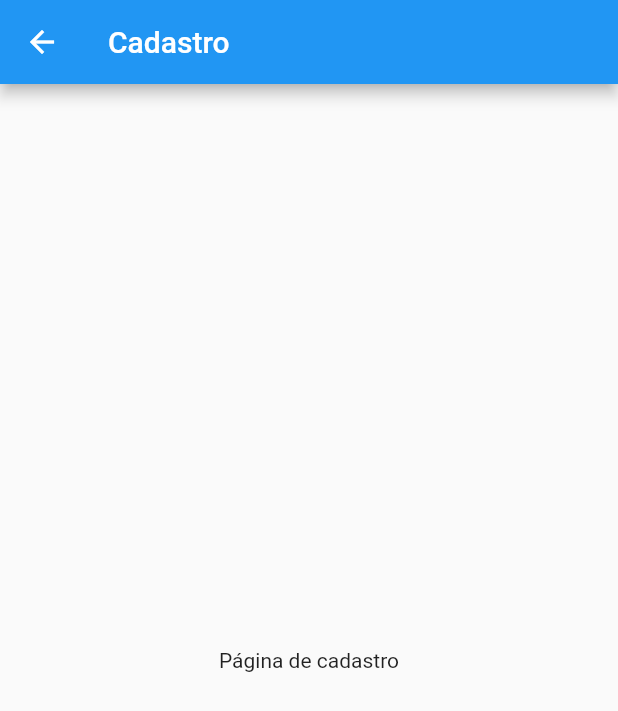
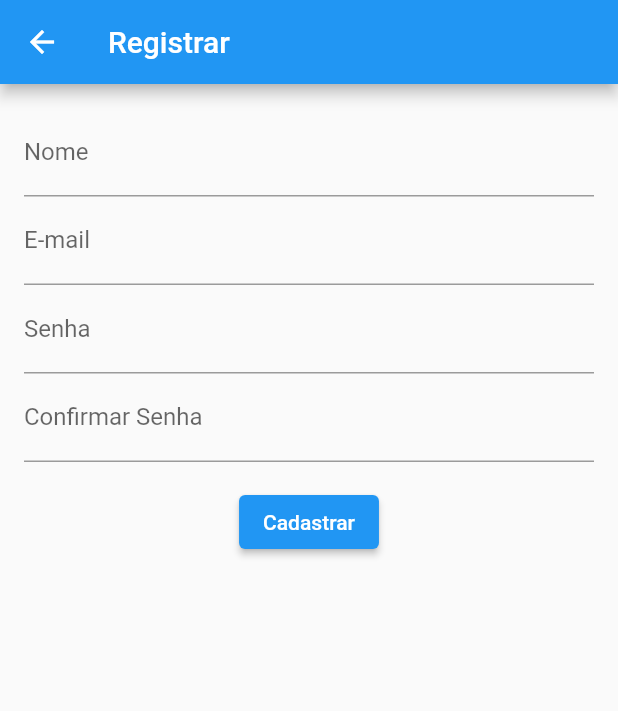
Before and after one commit to yuritiago/gerenciador_de_tarefas, a Flutter app: the screen it shows after launch, after a tap on "Entrar", after a tap on "Cadastrar", on a phone screen of 412 x 824 dp. Shown: the top 711 px of the screen. Run offline on Flutter 3.47's test engine with Material 2 defaults, Android fonts, the phone set to English and light mode, and no system bars; our stand-ins replace cloud_firestore, firebase_auth, firebase_core, firebase_storage, get, image_picker and 1 more; accounts and stored records are empty.

```diff
--- a/lib/main.dart
+++ b/lib/main.dart
@@ -1,6 +1,6 @@
 import 'package:flutter/material.dart';
 import 'package:firebase_core/firebase_core.dart';
-import 'package:todo_list/models/user_model.dart';
+
 import 'package:todo_list/pages/register_page.dart';
 import 'package:todo_list/services/auth_service.dart';
 import 'package:todo_list/services/database_service.dart';
@@ -16,8 +16,7 @@ void main() async {
   WidgetsFlutterBinding.ensureInitialized();
   await Firebase.initializeApp(options: DefaultFirebaseOptions.currentPlatform);
 
-  Get.put<AuthService>(AuthService());
-  Get.put<UserModel>(UserModel());
+  Get.lazyPut<AuthService>(() => AuthService());
   Get.put<DatabaseService>(DatabaseService(uid: ""));
   Get.put<StorageService>(StorageService());
 
@@ -39,7 +38,7 @@ class MyApp extends StatelessWidget {
         GetPage(
           name: '/home',
           page: () => HomePage(
-            user: Get.find<AuthService>().currentUser!,
+            user: Get.find<AuthService>().user!,
           ),
         ),
         GetPage(name: '/create-task', page: () => const CreateTaskPage()),
--- a/lib/pages/create_task_page.dart
+++ b/lib/pages/create_task_page.dart
@@ -337,7 +337,7 @@ class CreateTaskPageState extends State<CreateTaskPage> {
         _isLoading = true;
       });
       final state = context.findAncestorStateOfType<HomePageState>();
-      final uid = Get.find<AuthService>().currentUser!.uid;
+      final uid = Get.find<AuthService>().user!.uid;
       final databaseService = Get.find<DatabaseService>();
       final task = Task(
         title: _titleController.text.trim(),
--- a/lib/pages/login_page.dart
+++ b/lib/pages/login_page.dart
@@ -3,7 +3,6 @@ import 'package:firebase_auth/firebase_auth.dart';
 import 'package:get/get.dart';
 
 import '../services/auth_service.dart';
-import '../models/user_model.dart';
 
 class LoginPage extends StatefulWidget {
   const LoginPage({super.key});
@@ -19,7 +18,6 @@ class LoginPageState extends State<LoginPage> {
   @override
   Widget build(BuildContext context) {
     final authService = Get.find<AuthService>();
-    final userModel = Get.find<UserModel>();
     return Scaffold(
       appBar: AppBar(
         title: const Text('Login'),
@@ -45,20 +43,20 @@ class LoginPageState extends State<LoginPage> {
                 decoration: const InputDecoration(labelText: 'Senha'),
               ),
               const SizedBox(height: 32.0),
-              userModel.isLoading
+              authService.isLoading
                   ? const CircularProgressIndicator()
                   : ElevatedButton(
                       onPressed: () async {
                         if (_formKey.currentState!.validate()) {
-                          userModel.setIsLoading(true);
+                          authService.setIsLoading(true);
                           User? user = await authService.signin(
                               email: _email, password: _password);
                           if (user != null) {
-                            userModel.setUser(user);
+                            authService.setUser(user);
                             if (!mounted) return;
-                            Navigator.pushReplacementNamed(context, '/tasks');
+                            Get.offNamed('/tasks');
                           } else {
-                            userModel.setIsLoading(false);
+                            authService.setIsLoading(false);
                             if (!mounted) return;
                             ScaffoldMessenger.of(context).showSnackBar(
                               const SnackBar(
@@ -72,7 +70,7 @@ class LoginPageState extends State<LoginPage> {
                     ),
               ElevatedButton(
                 onPressed: () {
-                  Navigator.pushNamed(context, '/register');
+                  Get.toNamed('/register');
                 },
                 child: const Text('Cadastrar'),
               ),
--- a/lib/pages/register_page.dart
+++ b/lib/pages/register_page.dart
@@ -1,4 +1,5 @@
 import 'package:flutter/material.dart';
+import 'package:firebase_auth/firebase_auth.dart';
 
 class RegisterPage extends StatefulWidget {
   const RegisterPage({Key? key}) : super(key: key);
@@ -8,15 +9,142 @@ class RegisterPage extends StatefulWidget {
 }
 
 class RegisterPageState extends State<RegisterPage> {
+  final _formKey = GlobalKey<FormState>();
+  final _nameController = TextEditingController();
+  final _emailController = TextEditingController();
+  final _passwordController = TextEditingController();
+  final _confirmPasswordController = TextEditingController();
+
+  bool _isLoading = false;
+  String? _error;
+
   @override
   Widget build(BuildContext context) {
     return Scaffold(
       appBar: AppBar(
-        title: const Text('Cadastro'),
+        title: const Text('Registrar'),
       ),
-      body: const Center(
-        child: Text('Página de cadastro'),
+      body: Padding(
+        padding: const EdgeInsets.all(16.0),
+        child: Form(
+          key: _formKey,
+          child: Column(
+            crossAxisAlignment: CrossAxisAlignment.start,
+            children: <Widget>[
+              TextFormField(
+                controller: _nameController,
+                decoration: const InputDecoration(
+                  labelText: 'Nome',
+                ),
+                validator: (value) {
+                  if (value == null || value.isEmpty) {
+                    return 'Por favor, insira o nome';
+                  }
+                  return null;
+                },
+              ),
+              TextFormField(
+                controller: _emailController,
+                decoration: const InputDecoration(
+                  labelText: 'E-mail',
+                ),
+                validator: (value) {
+                  if (value == null || value.isEmpty) {
+                    return 'Por favor, insira o e-mail';
+                  }
+                  return null;
+                },
+              ),
+              TextFormField(
+                controller: _passwordController,
+                decoration: const InputDecoration(
+                  labelText: 'Senha',
+                ),
+                obscureText: true,
+                validator: (value) {
+                  if (value == null || value.isEmpty) {
+                    return 'Por favor, insira a senha';
+                  }
+                  return null;
+                },
+              ),
+              TextFormField(
+                controller: _confirmPasswordController,
+                decoration: const InputDecoration(
+                  labelText: 'Confirmar Senha',
+                ),
+                obscureText: true,
+                validator: (value) {
+                  if (value != _passwordController.text) {
+                    return 'As senhas não coincidem';
+                  }
+                  return null;
+                },
+              ),
+              if (_error != null)
+                Text(
+                  _error!,
+                  style: const TextStyle(color: Colors.red),
+                ),
+              const SizedBox(height: 16.0),
+              Center(
+                child: ElevatedButton(
+                  onPressed: _isLoading ? null : _register,
+                  child: _isLoading
+                      ? const CircularProgressIndicator(
+                          valueColor:
+                              AlwaysStoppedAnimation<Color>(Colors.white),
+                        )
+                      : const Text('Cadastrar'),
+                ),
+              ),
+            ],
+          ),
+        ),
       ),
     );
   }
+
+  Future<void> _register() async {
+    if (!_formKey.currentState!.validate()) {
+      return;
+    }
+
+    setState(() {
+      _isLoading = true;
+      _error = null;
+    });
+
+    try {
+      await FirebaseAuth.instance.createUserWithEmailAndPassword(
+        email: _emailController.text.trim(),
+        password: _passwordController.text,
+      );
+    } on FirebaseAuthException catch (e) {
+      setState(() {
+        _isLoading = false;
+      });
+
+      if (e.code == 'weak-password') {
+        _showSnackbar('A senha deve conter no mínimo 6 caracteres.');
+      } else if (e.code == 'email-already-in-use') {
+        _showSnackbar('Este e-mail já está em uso.');
+      } else {
+        _showSnackbar('Erro ao cadastrar usuário. Tente novamente mais tarde.');
+      }
+    } catch (e) {
+      setState(() {
+        _isLoading = false;
+      });
+
+      _showSnackbar('Erro ao cadastrar usuário. Tente novamente mais tarde.');
+    }
+  }
+
+  void _showSnackbar(String message) {
+    ScaffoldMessenger.of(context).showSnackBar(SnackBar(
+      content: Text(message),
+      duration: const Duration(seconds: 3),
+    ));
+  }
 }
--- a/lib/services/auth_service.dart
+++ b/lib/services/auth_service.dart
@@ -4,23 +4,82 @@ import 'package:logger/logger.dart';
 
 class AuthService extends GetxController with GetxServiceMixin {
   final FirebaseAuth _auth = FirebaseAuth.instance;
-  User? usuario;
-  bool isLoading = true;
   final Logger _logger = Logger();
+  User? _user;
+  bool _isLoading = false;
 
   AuthService() {
     _authCheck();
   }
 
+  bool get isLoading => _isLoading;
+  User? get user => _user;
+
   _authCheck() {
     _auth.authStateChanges().listen((User? user) {
-      usuario = (user == null) ? null : user;
-      isLoading = false;
+      _user = (user == null) ? null : user;
+      _isLoading = false;
       update();
     });
   }
 
-  User? get currentUser => usuario;
+  Future<void> signInWithEmailAndPassword(String email, String password) async {
+    try {
+      setIsLoading(true);
+      final UserCredential userCredential =
+          await _auth.signInWithEmailAndPassword(
+        email: email,
+        password: password,
+      );
+      setUser(userCredential.user);
+    } on FirebaseAuthException catch (e) {
+      _logger.e('Failed to sign in with email and password', e);
+      rethrow;
+    } finally {
+      setIsLoading(false);
+    }
+  }
+
+  Future<void> setUser(User? user) async {
+    _user = user;
+    update();
+  }
+
+  Future<void> signOut() async {
+    await _auth.signOut();
+    setUser(null);
+  }
+
+  void setIsLoading(bool value) {
+    _isLoading = value;
+    update();
+  }
+
+  Future<void> register(String email, String password) async {
+    setIsLoading(true);
+
+    try {
+      UserCredential authResult = await _auth.createUserWithEmailAndPassword(
+        email: email,
+        password: password,
+      );
+      User user = authResult.user!;
+      setUser(user);
+      setIsLoading(false);
+    } on FirebaseAuthException catch (e) {
+      setIsLoading(false);
+      String errorMessage = 'Ocorreu um erro ao tentar criar a conta.';
+      if (e.code == 'weak-password') {
+        errorMessage = 'A senha fornecida é muito fraca.';
+      } else if (e.code == 'email-already-in-use') {
+        errorMessage = 'O email fornecido já está em uso por outra conta.';
+      }
+      throw errorMessage;
+    } catch (e) {
+      setIsLoading(false);
+      throw 'Ocorreu um erro ao tentar criar a conta.';
+    }
+  }
 
   Future<User?> signin(
       {required String email, required String password}) async {
--- a/lib/widgets/auth_check.dart
+++ b/lib/widgets/auth_check.dart
@@ -17,15 +17,18 @@ class AuthCheck extends StatefulWidget {
 class AuthCheckState extends State<AuthCheck> {
   @override
   Widget build(BuildContext context) {
-    final auth = Get.find<AuthService>();
-
+    return GetBuilder<AuthService>(
+      builder: (auth) {
         if (auth.isLoading) {
           return loading();
-    } else if (auth.usuario == null) {
+        } else if (auth.user == null) {
           return const LoginPage();
         } else {
           return HomePage(
             user: FirebaseAuth.instance.currentUser!,
+          );
+        }
+      },
     );
   }
 }
@@ -37,4 +40,3 @@ class AuthCheckState extends State<AuthCheck> {
     ),
   );
 }
-}
--- a/pubspec.yaml
+++ b/pubspec.yaml
@@ -36,7 +36,6 @@ dependencies:
   cupertino_icons: ^1.0.2
   firebase_auth: ^4.2.2
   firebase_core: ^2.7.1
-  provider: ^5.0.0
   cloud_firestore: ^4.4.4
   image_picker: ^0.8.7
   firebase_storage: ^11.0.15
```
Also changed, not shown: lib/models/user_model.dart (deleted, +0 -73 lines), lib/pages/home_page.dart (+10 -15 lines), pubspec.lock. Lines whose indentation alone changed are shown as unchanged.
